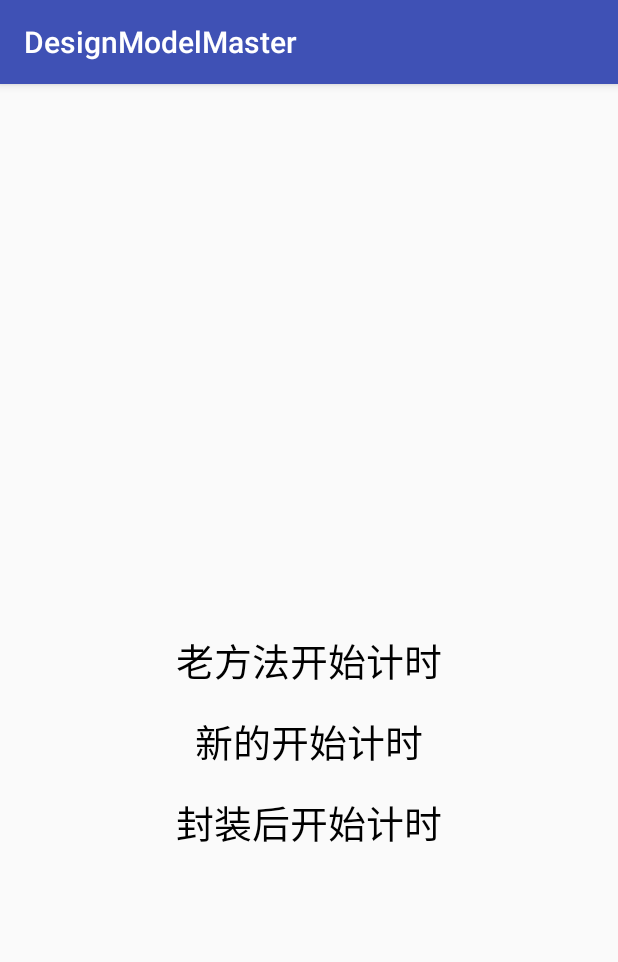
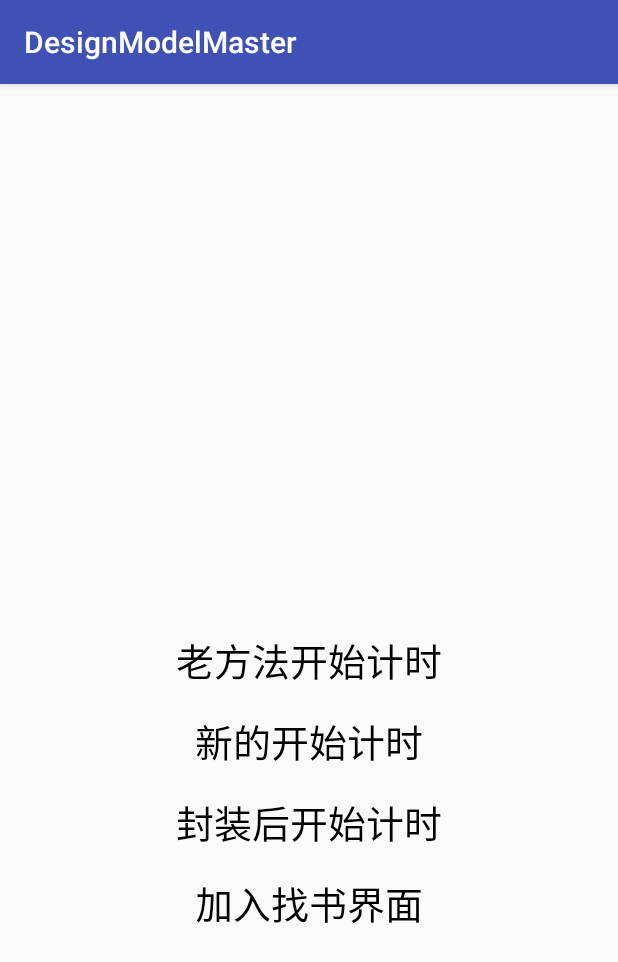
Before and after one commit to picliu/DesignModel-master, an Android app: the DecoratorModelActivity screen opened directly, with no data from a screen before it, after a tap on "封装后开始计时", on a phone screen of 412 x 824 dp. Shown: the top 962 px of the screen. Run offline under Robolectric (Android 15) with nearby library versions, the phone set to English and light mode, and no system bars.

Commit message:
1.扩展具体业务实现组件

```diff
--- a/app/src/main/AndroidManifest.xml
+++ b/app/src/main/AndroidManifest.xml
@@ -18,6 +18,7 @@
         </activity>
         <activity android:name=".ui.DesignPrincipleActivity" />
         <activity android:name=".ui.DecoratorModelActivity" />
+        <activity android:name=".decoratormodel.ui.FindBookActivity" />
     </application>
 
 </manifest>
--- a/app/src/main/java/app/picliu/it/com/designmodelmaster/manager/TimgManager.java
+++ b/app/src/main/java/app/picliu/it/com/designmodelmaster/manager/TimgManager.java
@@ -22,6 +22,8 @@ public class TimgManager {
         handler.postDelayed(new Runnable() {
             @Override
             public void run() {
+//                收到新需求后调用 countDown();
+                countDown();
                 upDataTime();
             }
         }, 3000);//3秒后执行Runnable中的run方法
@@ -31,4 +33,11 @@ public class TimgManager {
     public void upDataTime() {
         Log.i(TAG, "upDataTime: 上报服务端");
     }
+
+    /**
+     * 接到加入倒计时功能，加入新方法
+     */
+    public void countDown() {
+        Log.i(TAG, "countDown: 倒计时装圈圈");
+    }
 }
--- a/app/src/main/java/app/picliu/it/com/designmodelmaster/ui/DecoratorModelActivity.java
+++ b/app/src/main/java/app/picliu/it/com/designmodelmaster/ui/DecoratorModelActivity.java
@@ -1,5 +1,6 @@
 package app.picliu.it.com.designmodelmaster.ui;
 
+import android.content.Intent;
 import android.os.Bundle;
 import android.support.annotation.Nullable;
 import android.support.v7.app.AppCompatActivity;
@@ -9,6 +10,7 @@ import android.widget.TextView;
 import app.picliu.it.com.designmodelmaster.R;
 import app.picliu.it.com.designmodelmaster.decoratormodel.CountDownTimeWatch;
 import app.picliu.it.com.designmodelmaster.decoratormodel.ReadTimer;
+import app.picliu.it.com.designmodelmaster.decoratormodel.ui.FindBookActivity;
 import app.picliu.it.com.designmodelmaster.manager.TimgManager;
 
 /**
@@ -31,6 +33,8 @@ public class DecoratorModelActivity extends AppCompatActivity implements View.On
         mTvStartNewCompute.setOnClickListener(this);
         TextView mTvStartPackageCompute = findViewById(R.id.tv_start_package_compute);
         mTvStartPackageCompute.setOnClickListener(this);
+        TextView mTvStartFindbook = findViewById(R.id.tv_start_findbook);
+        mTvStartFindbook.setOnClickListener(this);
     }
 
     /**
@@ -47,11 +51,13 @@ public class DecoratorModelActivity extends AppCompatActivity implements View.On
         TimgManager timgManager = new TimgManager();
         timgManager.computeTime();
         /**
-         * 然后有一天我们的产品夏松说说要在计时的时候价格计时的圈圈
+         * 然后有一天我们的产品夏松说说要在计时的时候加个计时的圈圈
          *
          * 然后我想的就是在TimgManager管理类里面加个倒计时功能
-         * 首先如果 我直接改了那就违反了六大原则中的开闭原则
-         *
+         * 比如加入countDown()方法
+         * 如果 我直接改了那就违反了六大原则中的开闭原则
+         *后面如果加入功能，会让TimgManager类越来越重
+         * 就像现在项目里面阅读器的BannerManager类
          * 我们应该考虑的是不修改之前写好的功能基础上面去扩展
          *
          * 这时候就要考虑引入设计模式来改善
@@ -103,6 +109,12 @@ public class DecoratorModelActivity extends AppCompatActivity implements View.On
  * 我们要有扩展的思想，这个扩展是指不影响老的代码，就可以加入新的功能
  *
  * 不应该在TimeWatch类里面加入countDown()的具体实现方法
+ *
+ * 还有可以有更多的扩展
+ * 比如后期业务里面  加入了 找书界面，也有类似的功能，
+ *
+ * 可能我们会想到直接在找书页使用 CountDownTimeWatch类
+ *
  */
     }
 
@@ -118,6 +130,9 @@ public class DecoratorModelActivity extends AppCompatActivity implements View.On
             case R.id.tv_start_package_compute:
                 initPakegeTime();
                 break;
+            case R.id.tv_start_findbook:
+                startActivity(new Intent(DecoratorModelActivity.this, FindBookActivity.class));
+                break;
             default:
                 break;
         }
--- a/app/src/main/res/layout/activity_decorator_model.xml
+++ b/app/src/main/res/layout/activity_decorator_model.xml
@@ -41,4 +41,16 @@
         app:layout_constraintStart_toStartOf="parent"
         app:layout_constraintTop_toBottomOf="@+id/tv_start_new_compute" />
 
+    <TextView
+        android:id="@+id/tv_start_findbook"
+        android:layout_width="wrap_content"
+        android:layout_height="wrap_content"
+        android:layout_marginTop="15dp"
+        android:text="加入找书界面"
+        android:textColor="#000000"
+        android:textSize="25sp"
+        app:layout_constraintEnd_toEndOf="parent"
+        app:layout_constraintStart_toStartOf="parent"
+        app:layout_constraintTop_toBottomOf="@+id/tv_start_package_compute" />
+
 </android.support.constraint.ConstraintLayout>
```
Also changed, not shown: app/src/main/java/app/picliu/it/com/designmodelmaster/decoratormodel/FindBookTimer.java (added, +39 -0 lines), app/src/main/java/app/picliu/it/com/designmodelmaster/decoratormodel/ui/FindBookActivity.java (added, +50 -0 lines).
